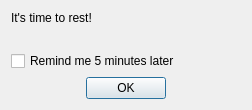
First picture: the form in restnotifier/restdialog.ui, repository swarmer/restnotifier, before the edit.
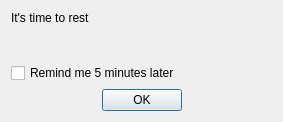
Second picture: the form after the edit. Icons and pictures are not drawn.

```diff
--- a/restnotifier/restdialog.ui
+++ b/restnotifier/restdialog.ui
@@ -6,8 +6,8 @@
    <rect>
     <x>0</x>
     <y>0</y>
-    <width>252</width>
-    <height>103</height>
+    <width>283</width>
+    <height>122</height>
    </rect>
   </property>
   <property name="minimumSize">
@@ -18,8 +18,8 @@
   </property>
   <property name="maximumSize">
    <size>
-    <width>252</width>
-    <height>103</height>
+    <width>500</width>
+    <height>200</height>
    </size>
   </property>
   <property name="windowTitle">
@@ -33,7 +33,7 @@
    <item>
     <widget class="QLabel" name="messageLabel">
      <property name="text">
-      <string>It's time to rest!</string>
+      <string>It's time to rest</string>
      </property>
     </widget>
    </item>
```
